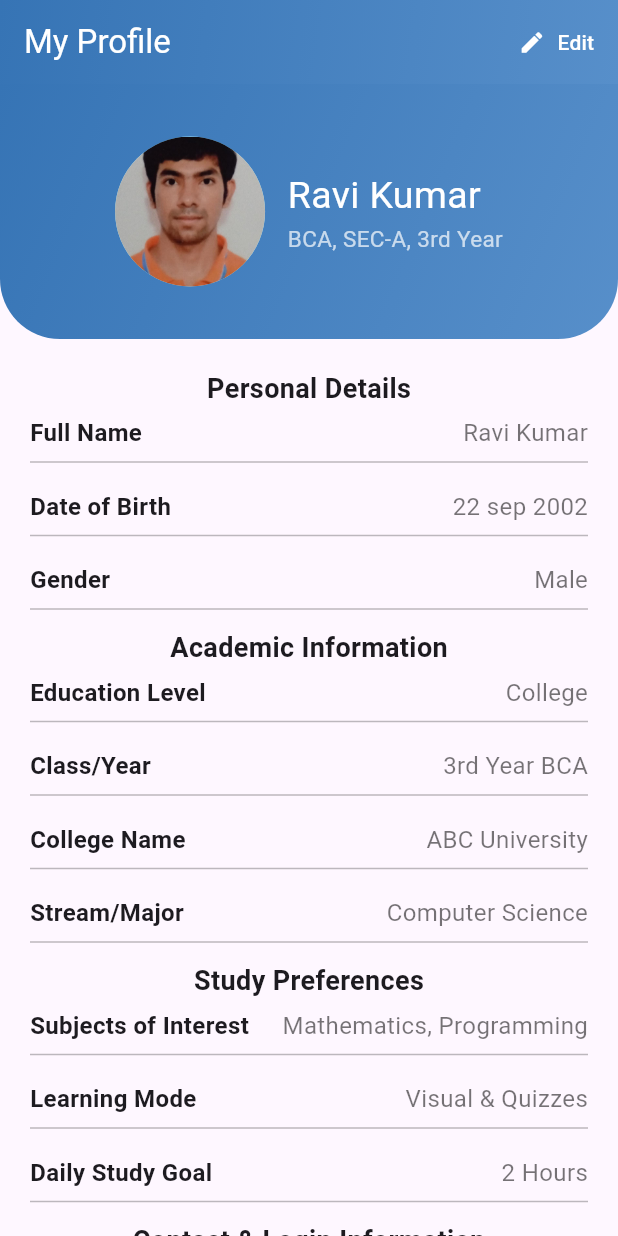
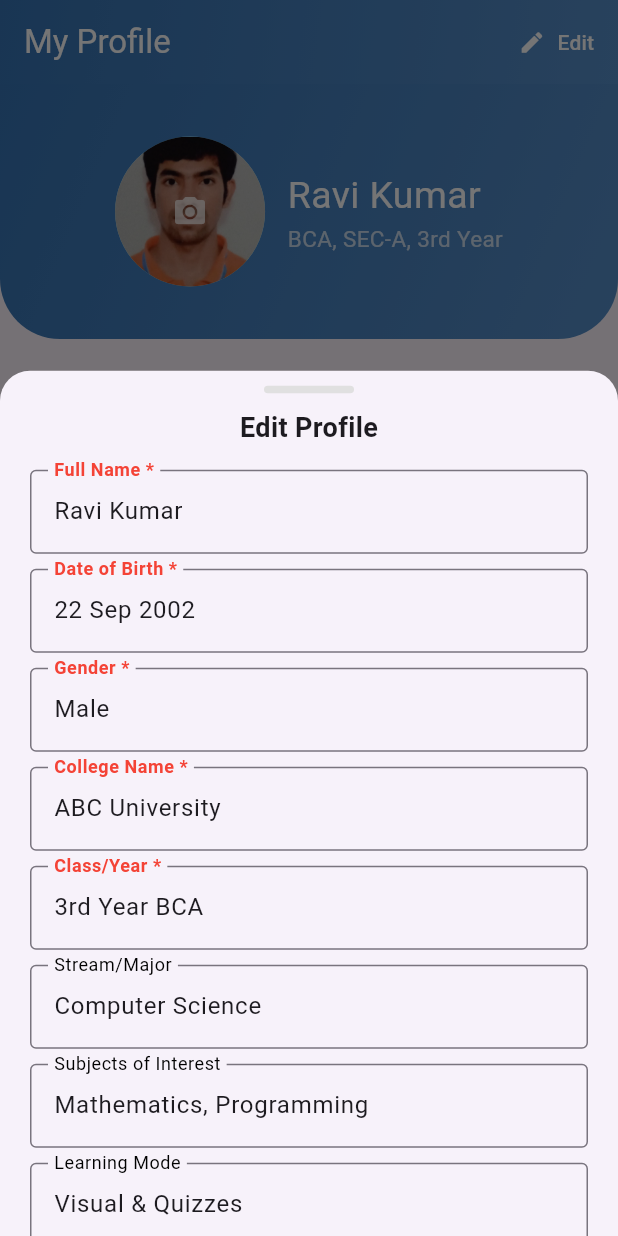
Before and after one commit to Ravikumar00721/College_Project, a Flutter app: the MyProfileScreen screen opened by its route, after a tap on "Edit", on a phone screen of 412 x 824 dp. Run offline on Flutter 3.47's test engine with Material 3 defaults, Android fonts, the phone set to English and light mode, and no system bars; our stand-ins replace firebase_auth, firebase_core, flutter_riverpod, go_router, google_sign_in, image_picker and 4 more; accounts and stored records are empty.

Commit message:
In Progress

```diff
--- a/quiz_craft_ai/lib/routes/routes.dart
+++ b/quiz_craft_ai/lib/routes/routes.dart
@@ -4,6 +4,7 @@
 import '../views/auth/login_screen.dart';
 import '../views/auth/signup_screen.dart';
 import '../views/home/home_screen.dart';
+import '../views/profile/profile_edit_sheet.dart';
 import '../views/profile/profile_screen.dart';
 import '../views/splash/splash_screen.dart';
 import '../views/tutorial/tutorial_screen.dart';
@@ -19,5 +20,8 @@
     GoRoute(path: "/signup", builder: (context, state) => SignUpPage()),
     GoRoute(path: "/home", builder: (context, state) => HomeScreen()),
     GoRoute(path: "/myprofile", builder: (context, state) => MyProfileScreen()),
+    GoRoute(
+        path: "/myprofileedit",
+        builder: (context, state) => ProfileEditSheet()),
   ],
 );
--- /dev/null
+++ b/quiz_craft_ai/lib/views/profile/profile_edit_sheet.dart
@@ -0,0 +1,127 @@
+import 'package:flutter/material.dart';
+
+class ProfileEditSheet extends StatefulWidget {
+  @override
+  _ProfileEditSheetState createState() => _ProfileEditSheetState();
+}
+
+class _ProfileEditSheetState extends State<ProfileEditSheet> {
+  final _formKey = GlobalKey<FormState>();
+
+  // Editable fields
+  TextEditingController nameController =
+      TextEditingController(text: "Ravi Kumar");
+  TextEditingController dobController =
+      TextEditingController(text: "22 Sep 2002");
+  TextEditingController genderController = TextEditingController(text: "Male");
+  TextEditingController collegeController =
+      TextEditingController(text: "ABC University");
+  TextEditingController classYearController =
+      TextEditingController(text: "3rd Year BCA");
+  TextEditingController streamController =
+      TextEditingController(text: "Computer Science");
+  TextEditingController subjectsController =
+      TextEditingController(text: "Mathematics, Programming");
+  TextEditingController studyModeController =
+      TextEditingController(text: "Visual & Quizzes");
+  TextEditingController dailyGoalController =
+      TextEditingController(text: "2 Hours");
+  TextEditingController emailController =
+      TextEditingController(text: "ravi.kumar@example.com");
+  TextEditingController phoneController =
+      TextEditingController(text: "+91 9876543210");
+  TextEditingController loginMethodController =
+      TextEditingController(text: "Google");
+
+  @override
+  Widget build(BuildContext context) {
+    return DraggableScrollableSheet(
+      expand: false,
+      initialChildSize: 0.7, // Adjust to show more content initially
+      maxChildSize: 0.95,
+      minChildSize: 0.5,
+      builder: (context, scrollController) {
+        return Padding(
+          padding: EdgeInsets.only(
+            left: 20,
+            right: 20,
+            bottom: MediaQuery.of(context).viewInsets.bottom,
+          ),
+          child: SingleChildScrollView(
+            controller: scrollController,
+            child: Form(
+              key: _formKey,
+              child: Column(
+                mainAxisSize: MainAxisSize.min,
+                children: [
+                  SizedBox(height: 10),
+                  Container(
+                    width: 60,
+                    height: 5,
+                    decoration: BoxDecoration(
+                      color: Colors.grey[300],
+                      borderRadius: BorderRadius.circular(10),
+                    ),
+                  ),
+                  SizedBox(height: 10),
+                  Text("Edit Profile",
+                      style:
+                          TextStyle(fontSize: 18, fontWeight: FontWeight.bold)),
+                  SizedBox(height: 10),
+                  _buildTextField("Full Name", nameController, required: true),
+                  _buildTextField("Date of Birth", dobController,
+                      required: true),
+                  _buildTextField("Gender", genderController, required: true),
+                  _buildTextField("College Name", collegeController,
+                      required: true),
+                  _buildTextField("Class/Year", classYearController,
+                      required: true),
+                  _buildTextField("Stream/Major", streamController),
+                  _buildTextField("Subjects of Interest", subjectsController),
+                  _buildTextField("Learning Mode", studyModeController),
+                  _buildTextField("Daily Study Goal", dailyGoalController),
+                  _buildTextField("Email", emailController, required: true),
+                  _buildTextField("Phone Number", phoneController,
+                      required: true),
+                  _buildTextField("Login Method", loginMethodController),
+                  SizedBox(height: 20),
+                  ElevatedButton(
+                    onPressed: () {
+                      if (_formKey.currentState!.validate()) {
+                        Navigator.pop(context); // Close the bottom sheet
+                        // TODO: Save the updated data to the app state or backend
+                      }
+                    },
+                    child: Text("Save Changes"),
+                  ),
+                  SizedBox(height: 10),
+                ],
+              ),
+            ),
+          ),
+        );
+      },
+    );
+  }
+
+  Widget _buildTextField(String label, TextEditingController controller,
+      {bool required = false}) {
+    return Padding(
+      padding: const EdgeInsets.symmetric(vertical: 5),
+      child: TextFormField(
+        controller: controller,
+        decoration: InputDecoration(
+          labelText: required ? "$label *" : label,
+          labelStyle: TextStyle(
+            color: required ? Colors.red : Colors.black,
+            fontWeight: required ? FontWeight.bold : FontWeight.normal,
+          ),
+          border: OutlineInputBorder(),
+        ),
+        validator: required
+            ? (value) => value!.isEmpty ? "This field is required" : null
+            : null,
+      ),
+    );
+  }
+}
--- a/quiz_craft_ai/lib/views/profile/profile_screen.dart
+++ b/quiz_craft_ai/lib/views/profile/profile_screen.dart
@@ -1,8 +1,61 @@
+import 'dart:io';
+
 import 'package:flutter/material.dart';
+import 'package:image_picker/image_picker.dart';
 import 'package:quiz_craft_ai/core/themes.dart';
+import 'package:quiz_craft_ai/views/profile/profile_edit_sheet.dart';
 
-class MyProfileScreen extends StatelessWidget {
+class MyProfileScreen extends StatefulWidget {
   const MyProfileScreen({super.key});
+
+  @override
+  _MyProfileScreenState createState() => _MyProfileScreenState();
+}
+
+class _MyProfileScreenState extends State<MyProfileScreen> {
+  File? _profileImage;
+
+  // Function to pick an image from gallery or camera
+  Future<void> _pickImage() async {
+    try {
+      // Show options to pick image from gallery or camera
+      final ImageSource? source = await _showImageSourceDialog();
+      if (source == null) return; // If user cancels, do nothing
+
+      final ImagePicker picker = ImagePicker();
+      final XFile? image = await picker.pickImage(source: source);
+
+      if (image != null) {
+        setState(() {
+          _profileImage = File(image.path);
+        });
+      }
+    } catch (e) {
+      print("Error picking image: $e");
+    }
+  }
+
+  // Dialog to choose between camera and gallery
+  Future<ImageSource?> _showImageSourceDialog() async {
+    return showDialog<ImageSource>(
+      context: context,
+      builder: (context) => AlertDialog(
+        title: Text("Choose Image Source"),
+        actions: [
+          TextButton.icon(
+            onPressed: () => Navigator.pop(context, ImageSource.camera),
+            icon: Icon(Icons.camera_alt),
+            label: Text("Camera"),
+          ),
+          TextButton.icon(
+            onPressed: () => Navigator.pop(context, ImageSource.gallery),
+            icon: Icon(Icons.photo_library),
+            label: Text("Gallery"),
+          ),
+        ],
+      ),
+    );
+  }
 
   @override
   Widget build(BuildContext context) {
@@ -31,7 +84,15 @@
           actions: [
             TextButton.icon(
               onPressed: () {
-                // TODO: Add edit profile functionality
+                showModalBottomSheet(
+                  context: context,
+                  shape: RoundedRectangleBorder(
+                    borderRadius:
+                        BorderRadius.vertical(top: Radius.circular(20)),
+                  ),
+                  isScrollControlled: true,
+                  builder: (context) => ProfileEditSheet(),
+                );
               },
               icon: Icon(Icons.edit, color: Colors.white),
               label: Text("Edit", style: TextStyle(color: Colors.white)),
@@ -39,13 +100,12 @@
           ],
         ),
       ),
-      body: SingleChildScrollView(
-        child: Column(
+      body: Column(
         children: [
-            // Profile Header
+          // 🔹 Fixed Header (Profile Section)
           Container(
             width: double.infinity,
-              height: 170, // Adjusted height for better UI
+            height: 170,
             decoration: BoxDecoration(
               borderRadius: BorderRadius.only(
                 bottomLeft: Radius.circular(40),
@@ -60,67 +120,73 @@
             child: Row(
               mainAxisAlignment: MainAxisAlignment.center,
               children: [
-                  CircleAvatar(
+                GestureDetector(
+                  onTap: _pickImage, // Allow user to select a new image
+                  child: CircleAvatar(
                     maxRadius: 50.0,
                     backgroundColor: AppColors.background,
-                    backgroundImage: AssetImage('assets/image/RaviKumar.jpeg'),
+                    backgroundImage: _profileImage != null
+                        ? FileImage(_profileImage!) as ImageProvider
+                        : AssetImage('assets/image/RaviKumar.jpeg'),
+                    child: _profileImage == null
+                        ? Icon(Icons.camera_alt,
+                            color: Colors.white70, size: 24)
+                        : null,
+                  ),
                 ),
                 SizedBox(width: 15),
                 Column(
                   mainAxisAlignment: MainAxisAlignment.center,
                   crossAxisAlignment: CrossAxisAlignment.start,
                   children: [
-                      Text(
-                        "Ravi Kumar",
-                        style: TextStyle(fontSize: 25, color: Colors.white),
-                      ),
-                      Text(
-                        "BCA, SEC-A, 3rd Year",
-                        style: TextStyle(fontSize: 15, color: Colors.white70),
-                      ),
+                    Text("Ravi Kumar",
+                        style: TextStyle(fontSize: 25, color: Colors.white)),
+                    Text("BCA, SEC-A, 3rd Year",
+                        style: TextStyle(fontSize: 15, color: Colors.white70)),
                   ],
                 )
               ],
             ),
           ),
 
+          // 🔹 Scrollable Info Section
+          Expanded(
+            child: SingleChildScrollView(
+              child: Column(
+                children: [
                   SizedBox(height: 20),
-
-            // Personal Details
                   _buildSectionTitle("Personal Details"),
                   _buildInfoRow("Full Name", "Ravi Kumar"),
-            _buildInfoRow("Date of Birth", "22 sep 2002"),
+                  _buildInfoRow("Date of Birth", "22 Sep 2002"),
                   _buildInfoRow("Gender", "Male"),
-
-            // Academic Information
                   _buildSectionTitle("Academic Information"),
                   _buildInfoRow("Education Level", "College"),
                   _buildInfoRow("Class/Year", "3rd Year BCA"),
                   _buildInfoRow("College Name", "ABC University"),
                   _buildInfoRow("Stream/Major", "Computer Science"),
-
-            // Study Preferences
                   _buildSectionTitle("Study Preferences"),
-            _buildInfoRow("Subjects of Interest", "Mathematics, Programming"),
+                  _buildInfoRow(
+                      "Subjects of Interest", "Mathematics, Programming"),
                   _buildInfoRow("Learning Mode", "Visual & Quizzes"),
                   _buildInfoRow("Daily Study Goal", "2 Hours"),
-
-            // Contact Information
                   _buildSectionTitle("Contact & Login Information"),
                   _buildInfoRow("Email", "ravi.kumar@example.com"),
                   _buildInfoRow("Phone Number", "+91 9876543210"),
                   _buildInfoRow("Login Method", "Google"),
-
                   SizedBox(height: 20),
                 ],
               ),
+            ),
+          ),
+        ],
       ),
     );
   }
 
   // Section Title Widget
   Widget _buildSectionTitle(String title) {
-    return Center(
+    return Padding(
+      padding: const EdgeInsets.symmetric(vertical: 10),
       child: Text(
         title,
         style: TextStyle(fontSize: 18, fontWeight: FontWeight.bold),
--- a/quiz_craft_ai/pubspec.yaml
+++ b/quiz_craft_ai/pubspec.yaml
@@ -45,6 +45,8 @@
   google_sign_in: ^6.2.2
   sign_in_with_apple: ^6.1.4
   shared_preferences: ^2.5.2
+  image_picker: ^1.1.2
+  permission_handler: ^11.4.0
 
 dev_dependencies:
   flutter_test:
```
Also changed, not shown: quiz_craft_ai/pubspec.lock, 6 other files. Lines whose indentation alone changed are shown as unchanged.
